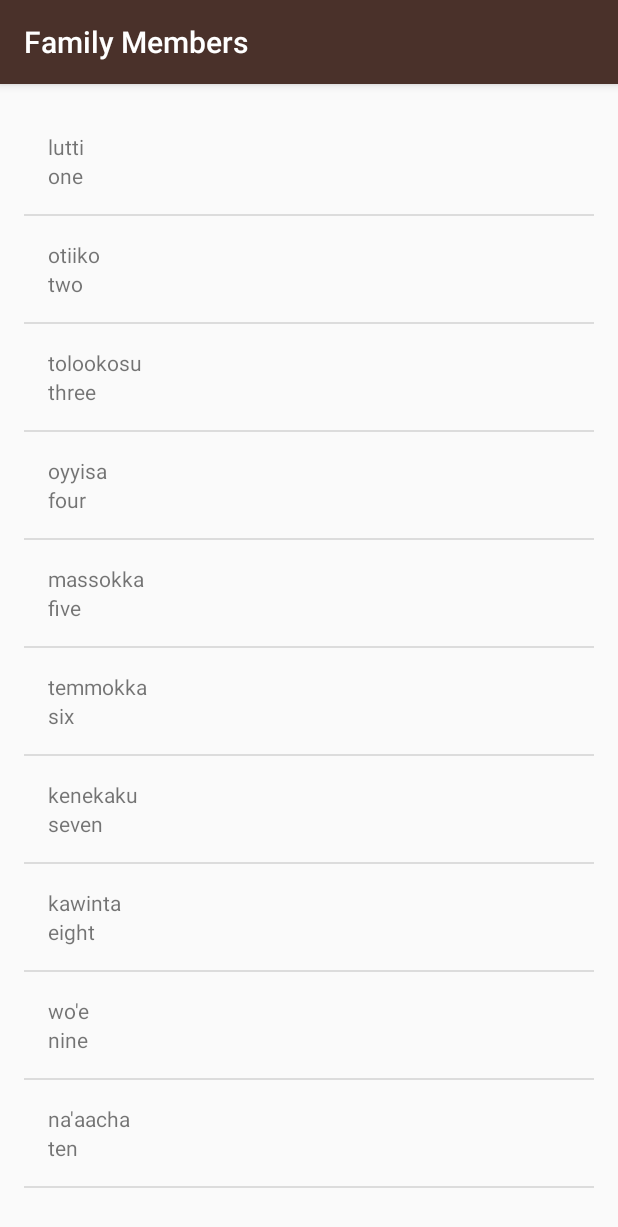
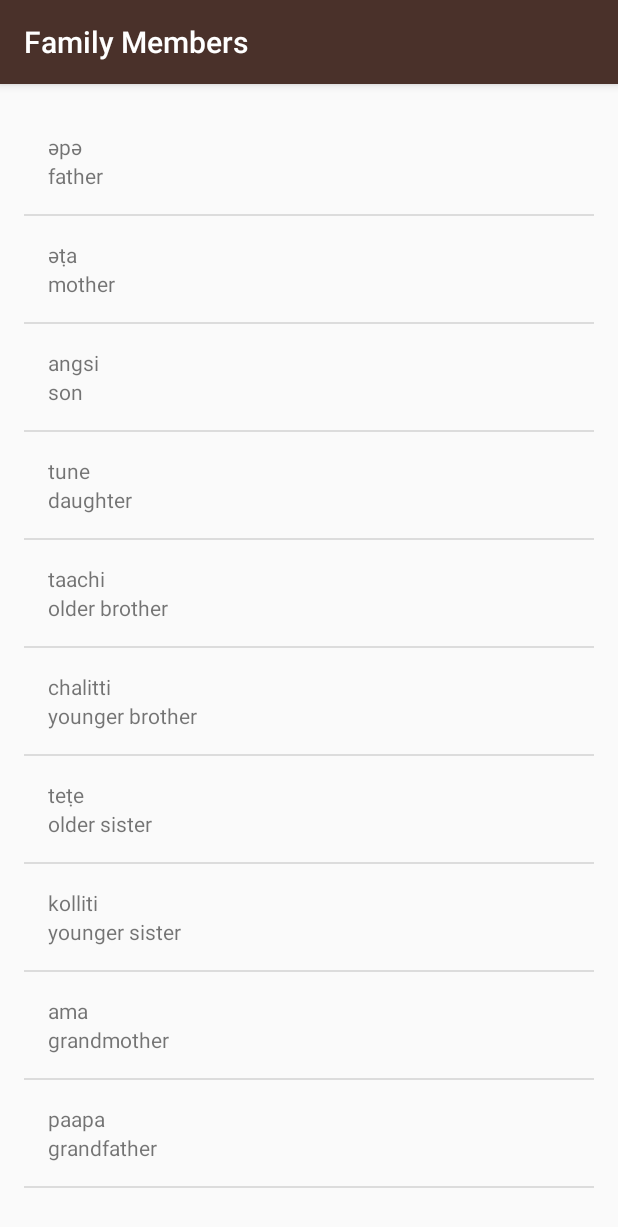
Before and after one commit to sergioko737/Miwok, an Android app: the FamilyActivity screen opened directly, with no data from a screen before it, on a phone screen of 412 x 824 dp. Shown: the top 1227 px of the screen. Run offline under Robolectric (Android 15) with nearby library versions, the phone set to English and light mode, and no system bars.

Commit message:
Add translation to Colors Family Phrases

```diff
--- a/app/src/main/java/com/example/android/miwok/FamilyActivity.java
+++ b/app/src/main/java/com/example/android/miwok/FamilyActivity.java
@@ -15,16 +15,16 @@
 
         // Create an array of words
         ArrayList<Word> words = new ArrayList<Word>();
-        words.add(new Word("one","lutti"));
-        words.add(new Word("two", "otiiko"));
-        words.add(new Word("three", "tolookosu"));
-        words.add(new Word("four", "oyyisa"));
-        words.add(new Word("five", "massokka"));
-        words.add(new Word("six", "temmokka"));
-        words.add(new Word("seven", "kenekaku"));
-        words.add(new Word("eight", "kawinta"));
-        words.add(new Word("nine", "wo'e"));
-        words.add(new Word("ten", "na'aacha"));
+        words.add(new Word("father","әpә"));
+        words.add(new Word("mother", "әṭa"));
+        words.add(new Word("son", "angsi"));
+        words.add(new Word("daughter", "tune"));
+        words.add(new Word("older brother", "taachi"));
+        words.add(new Word("younger brother", "chalitti"));
+        words.add(new Word("older sister", "teṭe"));
+        words.add(new Word("younger sister", "kolliti"));
+        words.add(new Word("grandmother", "ama"));
+        words.add(new Word("grandfather", "paapa"));
         // Create an {@link ArrayAdapter}, whose data source is a list of Strings. The
         // adapter knows how to create layouts for each item in the list, using the
         // simple_list_item_1.xml layout resource defined in the Android framework.
```
Also changed, not shown: app/src/main/java/com/example/android/miwok/ColorsActivity.java (+8 -10 lines), app/src/main/java/com/example/android/miwok/PhrasesActivity.java (+10 -10 lines).
